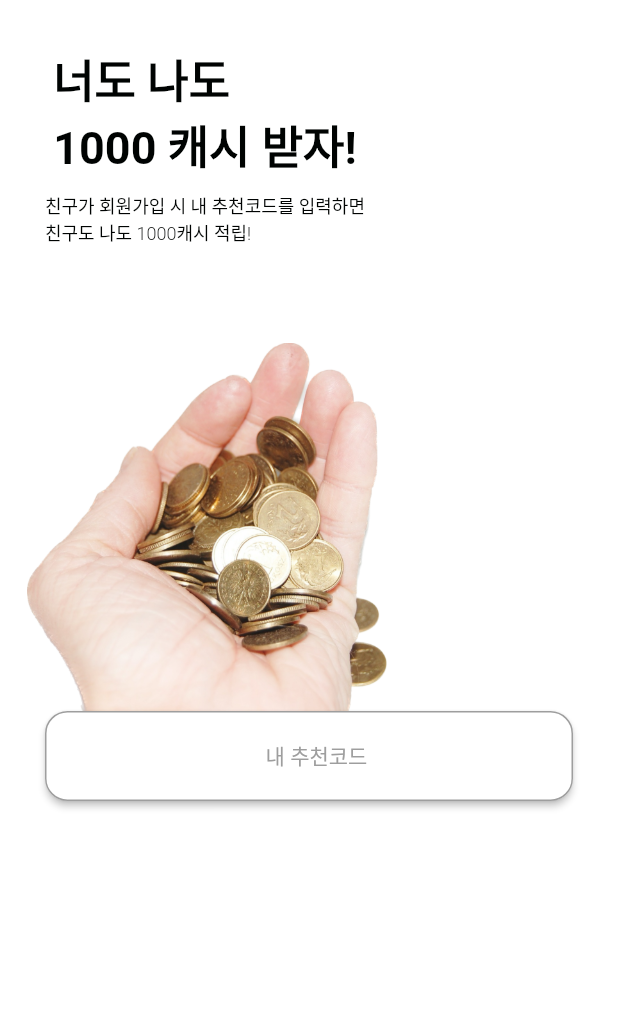
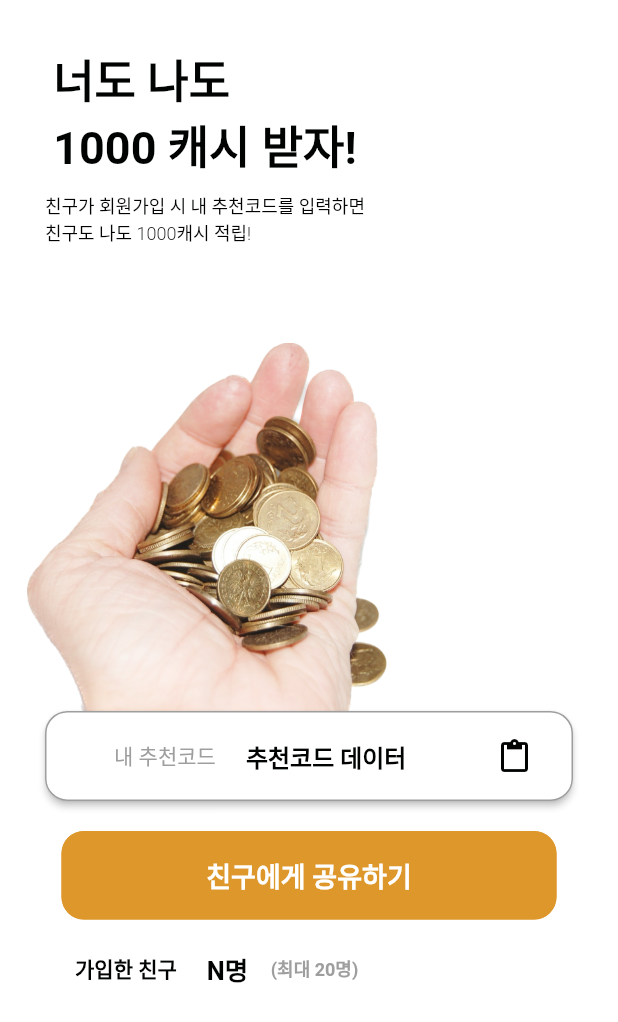
Before and after one commit to dc143cDev/cashwalk-clone, a Flutter app: the FriendsInviteView screen opened directly, on a phone screen of 412 x 824 dp. Shown: the top 1022 px of the screen. Run offline on Flutter 3.47's test engine with Material 2 defaults, Android fonts, the light colour scheme and no system bars; our stand-ins replace flutter_colorpicker, flutter_speed_dial, get, get_storage, image_picker, step_progress_indicator; accounts and stored records are empty; Roboto replaces fonts that are missing (IBMKR); statements that could not run were skipped; project files that could hold a hidden picture were left out.

Commit message:
getx 패턴으로 speed dial 구현 완료. 친구 페이지 ui 일부 구현.

```diff
--- a/lib/app/modules/friends/controllers/friends_dial_controller.dart
+++ b/lib/app/modules/friends/controllers/friends_dial_controller.dart
@@ -1,7 +1,6 @@
 import 'package:cashwalkclone/app/widgets/custom_button_brown.dart';
 import 'package:cashwalkclone/app/widgets/custom_button_yellow.dart';
 import 'package:cashwalkclone/palette.dart';
-import 'package:flutter/animation.dart';
 import 'package:flutter/material.dart';
 import 'package:get/get.dart';
 
@@ -138,17 +137,6 @@ class FriendsDialController extends GetxController
     );
   }
 
-  isSNSBtnClicked() {
-    Get.dialog(
-      CustomDialog(
-        titleText: 'SNS 연동하기',
-        dialogContent: Column(
-          children: [],
-        ),
-      ),
-    );
-  }
-
   @override
   void onInit() {
     super.onInit();
--- a/lib/app/modules/friends/views/friends_accept_view.dart
+++ b/lib/app/modules/friends/views/friends_accept_view.dart
@@ -7,10 +7,6 @@ class FriendsAcceptView extends GetView {
   @override
   Widget build(BuildContext context) {
     return Scaffold(
-      appBar: AppBar(
-        title: const Text('FriendsAcceptView'),
-        centerTitle: true,
-      ),
       body: Center(
         child: Text(
           'FriendsAcceptView is working',
--- a/lib/app/modules/friends/views/friends_invite_view.dart
+++ b/lib/app/modules/friends/views/friends_invite_view.dart
@@ -1,3 +1,4 @@
+import 'package:cashwalkclone/app/widgets/custom_button_yellow.dart';
 import 'package:cashwalkclone/palette.dart';
 import 'package:flutter/material.dart';
 
@@ -43,6 +44,7 @@ class FriendsInviteView extends GetView<FriendsController> {
             SizedBox(
               height: 10,
             ),
+            //에셋 이미지 + 추천코드
             Stack(
               children: [
                 Padding(
@@ -77,6 +79,28 @@ class FriendsInviteView extends GetView<FriendsController> {
                             '내 추천코드',
                             style: TextStyle(color: Colors.grey),
                           ),
+                          SizedBox(
+                            width: 20,
+                          ),
+                          Text(
+                            '추천코드 데이터',
+                            style: TextStyle(
+                                color: textDark,
+                                fontWeight: FontWeight.w700,
+                                fontFamily: 'IBMKR',
+                                fontSize: 16),
+                          ),
+                          SizedBox(
+                            width: 60,
+                          ),
+                          SizedBox(
+                            width: 15,
+                            height: 23,
+                            child: Icon(
+                              Icons.paste,
+                              color: textDark,
+                            ),
+                          ),
                         ],
                       ),
                     ),
@@ -84,6 +108,62 @@ class FriendsInviteView extends GetView<FriendsController> {
                 ),
               ],
             ),
+            SizedBox(
+              height: 20,
+            ),
+            //친구에게 공유하기 버튼
+            Center(
+              child: SizedBox(
+                width: 330,
+                child: CustomButtonYellow(
+                  onPressed: () {},
+                  btnText: '친구에게 공유하기',
+                ),
+              ),
+            ),
+            SizedBox(
+              height: 20,
+            ),
+            Row(
+              mainAxisAlignment: MainAxisAlignment.start,
+              crossAxisAlignment: CrossAxisAlignment.center,
+              children: [
+                SizedBox(
+                  width: 50,
+                ),
+                Text(
+                  '가입한 친구',
+                  style: TextStyle(
+                    color: textDark,
+                    fontSize: 14,
+                  ),
+                ),
+                SizedBox(
+                  width: 20,
+                ),
+                Text(
+                  'N명',
+                  style: TextStyle(
+                      fontSize: 17,
+                      color: textDark,
+                      fontFamily: 'IBMKR',
+                      fontWeight: FontWeight.w600),
+                ),
+                SizedBox(
+                  width: 15,
+                ),
+                Text(
+                  '(최대 20명)',
+                  style: TextStyle(
+                    color: Colors.grey,
+                    fontSize: 12,
+                  ),
+                ),
+              ],
+            ),
+            SizedBox(
+              height: 70,
+            ),
           ],
         ),
       ),
--- a/lib/app/modules/friends/views/friends_view.dart
+++ b/lib/app/modules/friends/views/friends_view.dart
@@ -26,8 +26,10 @@ class FriendsView extends GetView<FriendsController> {
     return Scaffold(
       backgroundColor: bgColor,
       floatingActionButton: SpeedDial(
+        //dial 오픈 시 작동
         openCloseDial: friendsDialController.isDialOpen,
         onOpen: () {},
+        //dial 클로즈 시 작동
         onClose: () {
           friendsDialController.isDialBtnClosed();
         },
@@ -36,6 +38,7 @@ class FriendsView extends GetView<FriendsController> {
         },
         child: AnimatedIcon(
           icon: AnimatedIcons.menu_close,
+          // 애니메이션 프로그레스.
           progress: friendsDialController.animationController,
         ),
         backgroundColor: accentYellow,
@@ -69,15 +72,6 @@ class FriendsView extends GetView<FriendsController> {
               onTap: () {
                 friendsDialController.isControlBtnClicked();
               }),
-          SpeedDialChild(
-              child: Icon(
-                Icons.share,
-                color: accentBrown,
-              ),
-              label: 'SNS 연동',
-              onTap: () {
-                friendsDialController.isSNSBtnClicked();
-              }),
         ],
       ),
       appBar: AppBar(
@@ -88,7 +82,7 @@ class FriendsView extends GetView<FriendsController> {
           tabs: controller.myTabs,
         ),
         title: Text(
-          'Cash Walk',
+          'Walk',
           style: TextStyle(
               fontFamily: 'LS',
               fontSize: 30,
```
